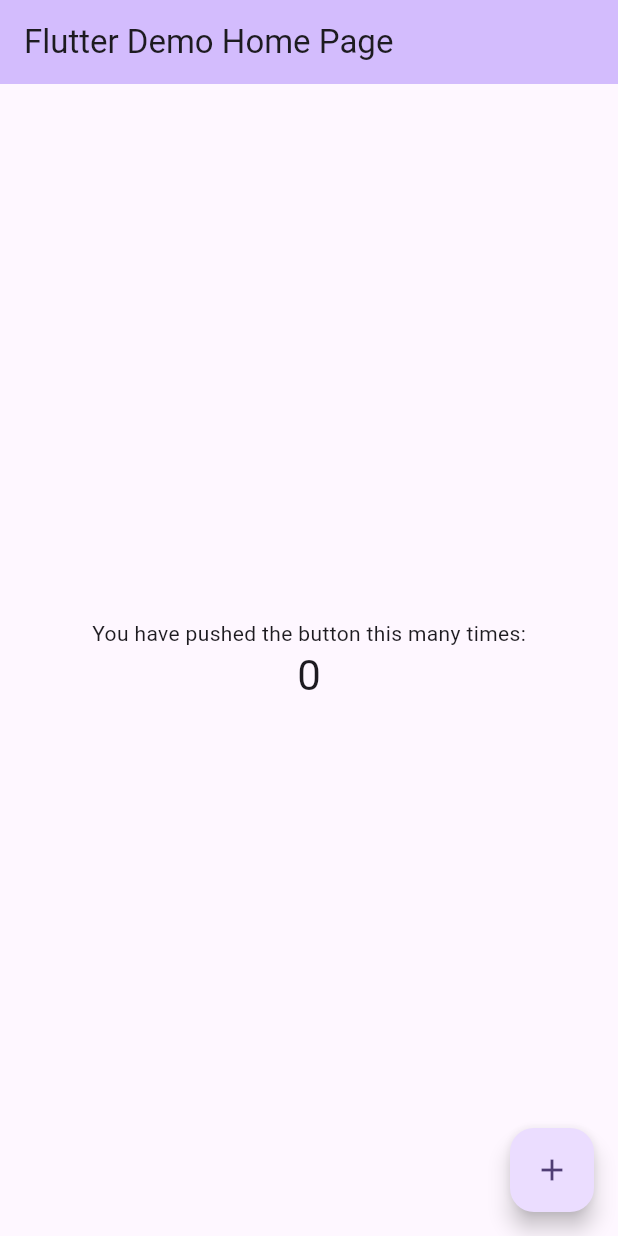
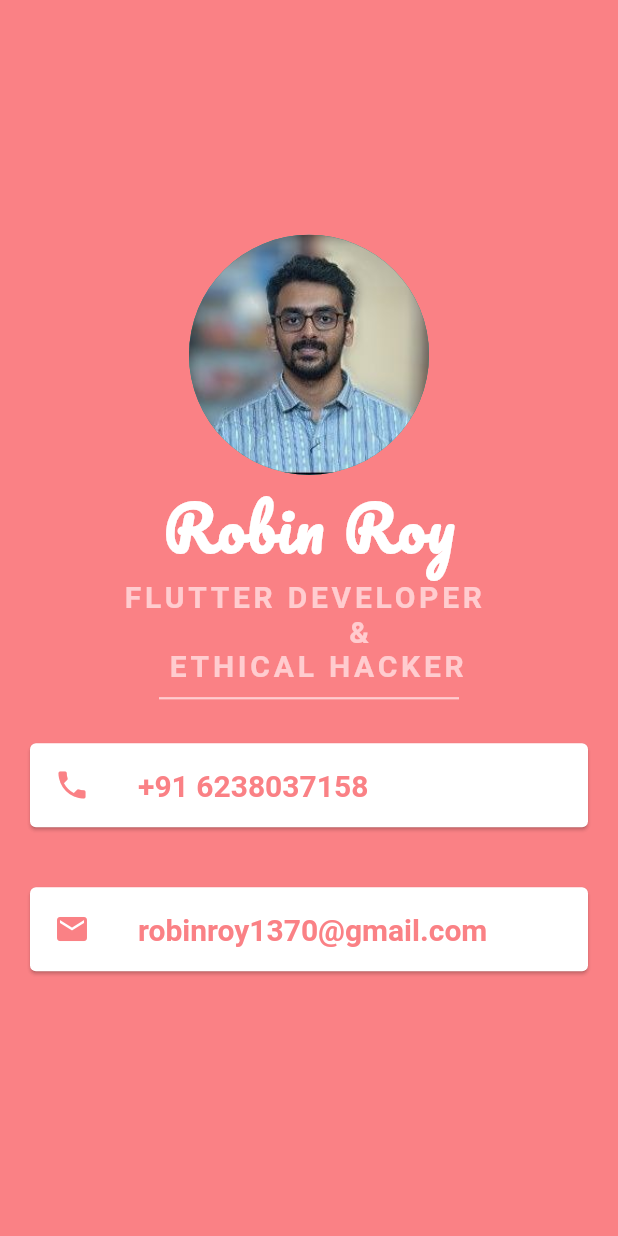
Before and after one commit to Emissary-Of-Desolation/business_card, a Flutter app: the screen it shows after launch, on a phone screen of 412 x 824 dp. Run offline on Flutter 3.47's test engine with Material 2 defaults, Android fonts, the phone set to English and light mode, and no system bars; Roboto replaces fonts that are missing (RubikMoonrocks Regular); project files that could hold a hidden picture were left out.

Commit message:
Final Commit

```diff
--- /dev/null
+++ b/lib/card.dart
@@ -0,0 +1,88 @@
+import 'package:flutter/material.dart';
+
+class BusinessCard extends StatelessWidget {
+  const BusinessCard({super.key});
+
+  @override
+  Widget build(BuildContext context) {
+    return const MaterialApp(
+      home: Scaffold(
+        backgroundColor: Color.fromRGBO(249, 97, 103, 0.8),
+        body: SafeArea(
+          child: Column(
+            mainAxisAlignment: MainAxisAlignment.center,
+            children: [
+              CircleAvatar(
+                radius: 80,
+                backgroundColor: Colors.teal,
+                backgroundImage: AssetImage('assets/images/m2.jpg'),
+              ),
+              Text(
+                'Robin Roy',
+                style: TextStyle(
+                  fontFamily: 'Pacifico',
+                  fontWeight: FontWeight.bold,
+                  fontSize: 40,
+                  color: Colors.white,
+                  letterSpacing: 1.5,
+                ),
+              ),
+              Text(
+                'FLUTTER DEVELOPER \n\t\t                  & \n    ETHICAL HACKER',
+                style: TextStyle(
+                  fontFamily: 'RubikMoonrocks Regular',
+                  fontWeight: FontWeight.bold,
+                  fontSize: 20,
+                  color: Color.fromRGBO(255, 204, 207, 1),
+                  letterSpacing: 2.5,
+                ),
+              ),
+              SizedBox(
+                height: 20,
+                width: 200,
+                child: Divider(
+                  color: Color.fromRGBO(255, 204, 207, 1),
+                  thickness: 1.5,
+                ),
+              ),
+              Card(
+                margin: EdgeInsets.all(20),
+                child: ListTile(
+                  leading: Icon(
+                    Icons.phone,
+                    color: Color.fromRGBO(249, 97, 103, 0.8),
+                  ),
+                  title: Text(
+                    '+91 6238037158',
+                    style: TextStyle(
+                      color: Color.fromRGBO(249, 97, 103, 0.8),
+                      fontSize: 20,
+                      fontWeight: FontWeight.bold,
+                    ),
+                  ),
+                ),
+              ),
+              Card(
+                margin: EdgeInsets.all(20),
+                child: ListTile(
+                  leading: Icon(
+                    Icons.email,
+                    color: Color.fromRGBO(249, 97, 103, 0.8),
+                  ),
+                  title: Text(
+                    'robinroy1370@gmail.com',
+                    style: TextStyle(
+                      color: Color.fromRGBO(249, 97, 103, 0.8),
+                      fontSize: 20,
+                      fontWeight: FontWeight.bold,
+                    ),
+                  ),
+                ),
+              ),
+            ],
+          ),
+        ),
+      ),
+    );
+  }
+}
--- a/lib/main.dart
+++ b/lib/main.dart
@@ -1,125 +1,6 @@
 import 'package:flutter/material.dart';
+import 'package:business_card/card.dart';
 
 void main() {
-  runApp(const MyApp());
+  runApp(const BusinessCard());
 }
-
-class MyApp extends StatelessWidget {
-  const MyApp({super.key});
-
-  // This widget is the root of your application.
-  @override
-  Widget build(BuildContext context) {
-    return MaterialApp(
-      title: 'Flutter Demo',
-      theme: ThemeData(
-        // This is the theme of your application.
-        //
-        // TRY THIS: Try running your application with "flutter run". You'll see
-        // the application has a blue toolbar. Then, without quitting the app,
-        // try changing the seedColor in the colorScheme below to Colors.green
-        // and then invoke "hot reload" (save your changes or press the "hot
-        // reload" button in a Flutter-supported IDE, or press "r" if you used
-        // the command line to start the app).
-        //
-        // Notice that the counter didn't reset back to zero; the application
-        // state is not lost during the reload. To reset the state, use hot
-        // restart instead.
-        //
-        // This works for code too, not just values: Most code changes can be
-        // tested with just a hot reload.
-        colorScheme: ColorScheme.fromSeed(seedColor: Colors.deepPurple),
-        useMaterial3: true,
-      ),
-      home: const MyHomePage(title: 'Flutter Demo Home Page'),
-    );
-  }
-}
-
-class MyHomePage extends StatefulWidget {
-  const MyHomePage({super.key, required this.title});
-
-  // This widget is the home page of your application. It is stateful, meaning
-  // that it has a State object (defined below) that contains fields that affect
-  // how it looks.
-
-  // This class is the configuration for the state. It holds the values (in this
-  // case the title) provided by the parent (in this case the App widget) and
-  // used by the build method of the State. Fields in a Widget subclass are
-  // always marked "final".
-
-  final String title;
-
-  @override
-  State<MyHomePage> createState() => _MyHomePageState();
-}
-
-class _MyHomePageState extends State<MyHomePage> {
-  int _counter = 0;
-
-  void _incrementCounter() {
-    setState(() {
-      // This call to setState tells the Flutter framework that something has
-      // changed in this State, which causes it to rerun the build method below
-      // so that the display can reflect the updated values. If we changed
-      // _counter without calling setState(), then the build method would not be
-      // called again, and so nothing would appear to happen.
-      _counter++;
-    });
-  }
-
-  @override
-  Widget build(BuildContext context) {
-    // This method is rerun every time setState is called, for instance as done
-    // by the _incrementCounter method above.
-    //
-    // The Flutter framework has been optimized to make rerunning build methods
-    // fast, so that you can just rebuild anything that needs updating rather
-    // than having to individually change instances of widgets.
-    return Scaffold(
-      appBar: AppBar(
-        // TRY THIS: Try changing the color here to a specific color (to
-        // Colors.amber, perhaps?) and trigger a hot reload to see the AppBar
-        // change color while the other colors stay the same.
-        backgroundColor: Theme.of(context).colorScheme.inversePrimary,
-        // Here we take the value from the MyHomePage object that was created by
-        // the App.build method, and use it to set our appbar title.
-        title: Text(widget.title),
-      ),
-      body: Center(
-        // Center is a layout widget. It takes a single child and positions it
-        // in the middle of the parent.
-        child: Column(
-          // Column is also a layout widget. It takes a list of children and
-          // arranges them vertically. By default, it sizes itself to fit its
-          // children horizontally, and tries to be as tall as its parent.
-          //
-          // Column has various properties to control how it sizes itself and
-          // how it positions its children. Here we use mainAxisAlignment to
-          // center the children vertically; the main axis here is the vertical
-          // axis because Columns are vertical (the cross axis would be
-          // horizontal).
-          //
-          // TRY THIS: Invoke "debug painting" (choose the "Toggle Debug Paint"
-          // action in the IDE, or press "p" in the console), to see the
-          // wireframe for each widget.
-          mainAxisAlignment: MainAxisAlignment.center,
-          children: <Widget>[
-            const Text(
-              'You have pushed the button this many times:',
-            ),
-            Text(
-              '$_counter',
-              style: Theme.of(context).textTheme.headlineMedium,
-            ),
-          ],
-        ),
-      ),
-      floatingActionButton: FloatingActionButton(
-        onPressed: _incrementCounter,
-        tooltip: 'Increment',
-        child: const Icon(Icons.add),
-      ), // This trailing comma makes auto-formatting nicer for build methods.
-    );
-  }
-}
```
Also changed, not shown: pubspec.yaml (+14 -13 lines), assets/images/m2.jpg (added), fonts/Pacifico-Regular.ttf (added), fonts/RubikMoonrocks-Regular.ttf (added), fonts/SourceCodePro-VariableFont_wght.ttf (added), 3 other files.
